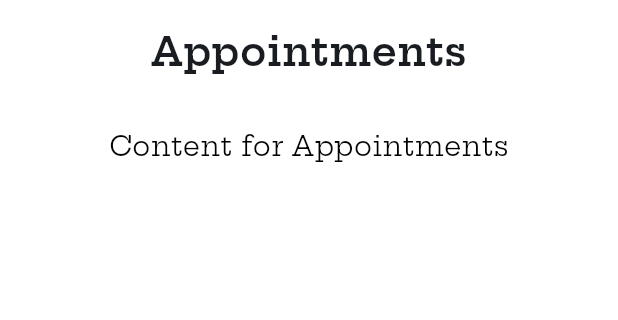
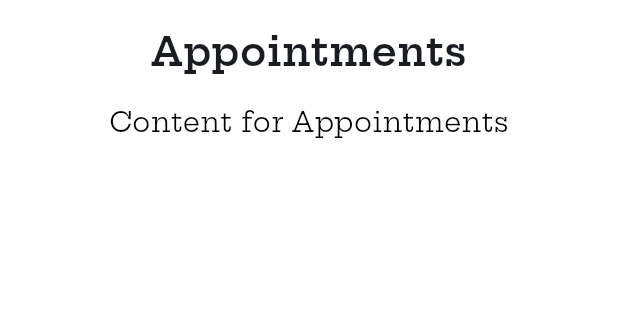
Before and after one commit to NoeOnDev/conexer, a Flutter app: the ViewTemplate screen opened directly, on a phone screen of 412 x 824 dp, the part 84-404 px from its top. Run offline on Flutter 3.47's test engine with Material 3 defaults, Android fonts, the phone set to English and light mode, and no system bars; our stand-ins replace geocoding, location, shared_preferences; accounts and stored records are empty; project files that could hold a hidden picture were left out.

Commit message:
Actualizar pantalla de creación de reportes para redirigir al historial tras la creación exitosa; reemplazar botón por CustomButton en ReportCard y eliminar padding en ViewTemplate

```diff
--- a/lib/screens/citizen/create_report_screen.dart
+++ b/lib/screens/citizen/create_report_screen.dart
@@ -50,9 +50,10 @@ class CreateReportScreenState extends State<CreateReportScreen> {
 
       try {
         await widget.reportService.createReport(widget.token, report);
-        // Handle successful report creation
+        if (!mounted) return;
+        Navigator.pushReplacementNamed(context, '/report-history');
       } catch (e) {
-        // Handle report creation error
+        // handle error
       }
     }
   }
--- a/lib/widgets/report_card.dart
+++ b/lib/widgets/report_card.dart
@@ -1,4 +1,5 @@
 import 'package:flutter/material.dart';
+import 'custom_button.dart';
 
 class ReportCard extends StatelessWidget {
   final String title;
@@ -44,9 +45,10 @@ class ReportCard extends StatelessWidget {
               ),
               const SizedBox(height: 16),
               Center(
-                child: ElevatedButton(
+                child: CustomButton(
+                  text: 'Close',
+                  backgroundColor: const Color(0xFF324A5F),
                   onPressed: () => Navigator.pop(context),
-                  child: const Text('Close'),
                 ),
               ),
             ],
--- a/lib/widgets/view_template.dart
+++ b/lib/widgets/view_template.dart
@@ -48,7 +48,6 @@ class ViewTemplate extends StatelessWidget {
                 ),
               ),
               Container(
-                padding: const EdgeInsets.all(16.0),
                 decoration: const BoxDecoration(
                   color: Colors.white,
                 ),
```
